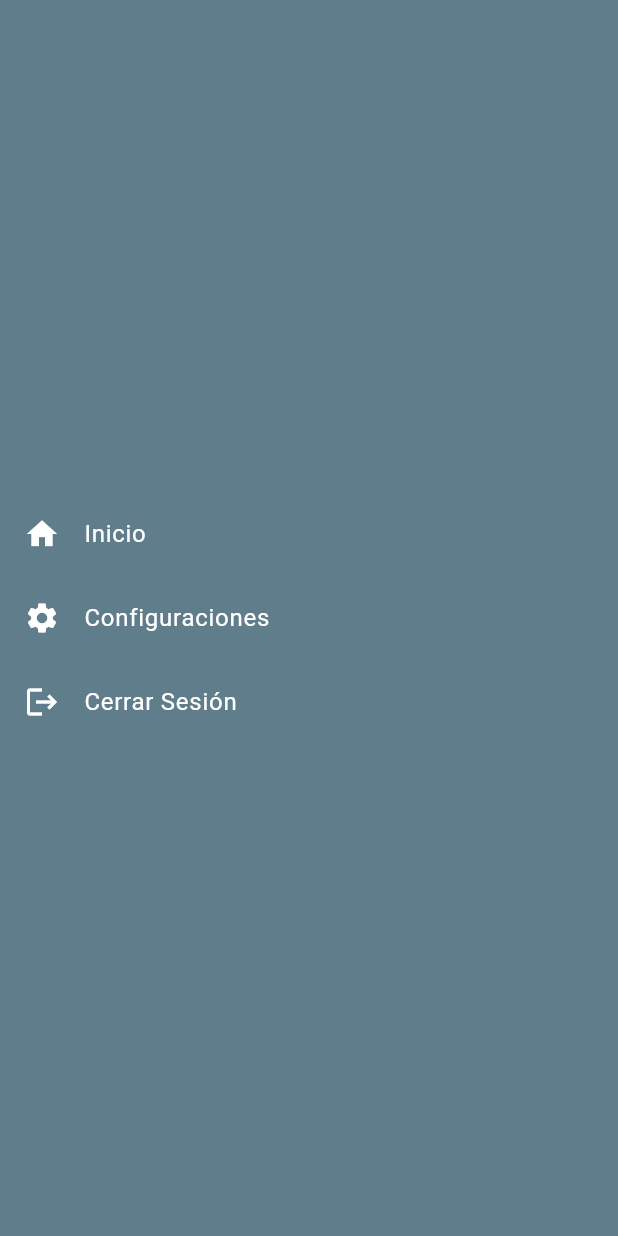
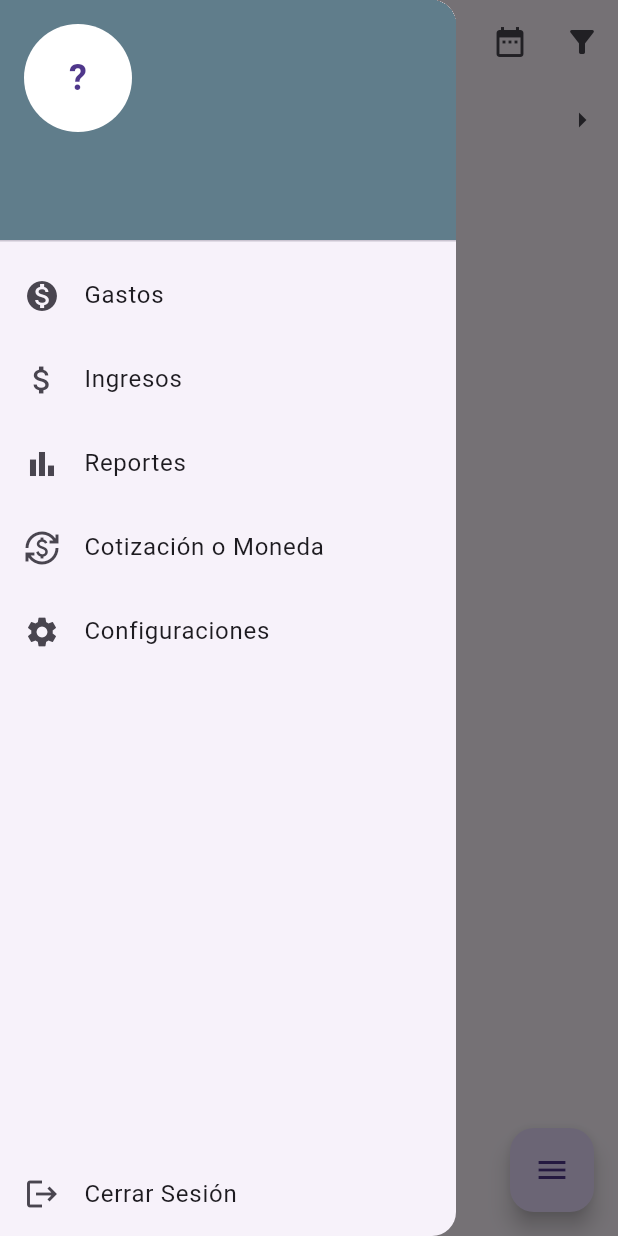
Before and after one commit to pinedamg/walletar_lite, a Flutter app: the HomeScreen screen opened by its route, with the side drawer open, on a phone screen of 412 x 824 dp. Run offline on Flutter 3.47's test engine with Material 3 defaults, Android fonts, the phone set to English and light mode, and no system bars; drawn by our look-alikes of flutter_expandable_fab; our stand-ins replace cloud_firestore, firebase_auth, firebase_core, flutter_form_builder, flutter_riverpod, flutter_slidable and 3 more; accounts and stored records are empty; generated files the repository leaves out were written again.

Commit message:
feat: implement expandable FAB menu and refactor navigation
- Added Expandable FAB using
- Integrated actions for adding expenses, incomes, and accounts
- Created a reusable  widget
- Updated HomeScreen to include FAB and dynamic routes
- Adjusted GoRouter to handle routes for FAB actions
- Refactored SideMenu for better usability and Firebase integration

```diff
--- a/lib/features/expenses/presentation/expense_item.dart
+++ b/lib/features/expenses/presentation/expense_item.dart
@@ -1,5 +1,3 @@
-import 'dart:ffi';
-
 import 'package:flutter/material.dart';
 import 'package:flutter_slidable/flutter_slidable.dart';
 import 'package:flutter_riverpod/flutter_riverpod.dart';
--- a/lib/features/home/presentation/home_screen.dart
+++ b/lib/features/home/presentation/home_screen.dart
@@ -1,5 +1,7 @@
 import 'package:flutter/material.dart';
+import 'package:flutter_expandable_fab/flutter_expandable_fab.dart';
 import 'package:flutter_riverpod/flutter_riverpod.dart';
+import 'package:walletar_lite/features/home/widgets/fab_menu.dart';
 import 'package:walletar_lite/features/home/widgets/home_header.dart';
 import 'package:walletar_lite/features/expenses/presentation/expense_list.dart';
 import 'package:walletar_lite/features/side_menu/presentation/side_menu.dart';
@@ -55,10 +57,8 @@
           ),
         ],
       ),
-      floatingActionButton: FloatingActionButton(
-        onPressed: () => context.go('/add-expense'),
-        child: const Icon(Icons.add),
-      ),
+      floatingActionButtonLocation: ExpandableFab.location,
+      floatingActionButton: const FabMenu(),
     );
   }
 }
--- /dev/null
+++ b/lib/features/home/widgets/fab_menu.dart
@@ -0,0 +1,44 @@
+import 'package:flutter/material.dart';
+import 'package:flutter_expandable_fab/flutter_expandable_fab.dart';
+import 'package:go_router/go_router.dart';
+
+class FabMenu extends StatelessWidget {
+  const FabMenu({Key? key}) : super(key: key);
+
+  @override
+  Widget build(BuildContext context) {
+    return ExpandableFab(
+      type: ExpandableFabType.up, // Expande hacia arriba
+      distance: 70.0, // Espaciado entre los botones
+      children: [
+        // Botón para agregar un gasto
+        FloatingActionButton.small(
+          heroTag: 'add-expense',
+          onPressed: () {
+            context.go('/add-expense');
+          },
+          child: const Icon(Icons.monetization_on),
+          tooltip: 'Agregar Gasto',
+        ),
+        // Botón para agregar un ingreso
+        FloatingActionButton.small(
+          heroTag: 'add-income',
+          onPressed: () {
+            context.go('/add-income'); // Ruta para agregar ingresos
+          },
+          child: const Icon(Icons.attach_money),
+          tooltip: 'Agregar Ingreso',
+        ),
+        // Botón para agregar una cuenta
+        FloatingActionButton.small(
+          heroTag: 'add-account',
+          onPressed: () {
+            context.go('/add-account'); // Ruta para agregar cuentas
+          },
+          child: const Icon(Icons.account_balance),
+          tooltip: 'Agregar Cuenta',
+        ),
+      ],
+    );
+  }
+}
--- a/lib/features/side_menu/presentation/side_menu.dart
+++ b/lib/features/side_menu/presentation/side_menu.dart
@@ -1,33 +1,89 @@
 import 'package:flutter/material.dart';
+import 'package:flutter_riverpod/flutter_riverpod.dart';
+import 'package:walletar_lite/features/auth/auth_providers.dart';
+import 'package:go_router/go_router.dart';
 
-class SideMenu extends StatelessWidget {
-  final Function(String)? onItemSelected;
-
-  const SideMenu({Key? key, this.onItemSelected}) : super(key: key);
+class SideMenu extends ConsumerWidget {
+  const SideMenu({Key? key}) : super(key: key);
 
   @override
-  Widget build(BuildContext context) {
-    return Container(
-      color: Colors.blueGrey,
+  Widget build(BuildContext context, WidgetRef ref) {
+    // Obtenemos el estado del usuario autenticado desde Firebase
+    final user = ref.watch(authStateProvider).asData?.value;
+
+    final userEmail = user?.email ?? "Usuario";
+    final userInitial = userEmail.isNotEmpty ? userEmail[0].toUpperCase() : "?";
+
+    return Drawer(
       child: Column(
-        mainAxisAlignment: MainAxisAlignment.center,
         children: [
+          // Encabezado del Drawer
+          UserAccountsDrawerHeader(
+            decoration: const BoxDecoration(color: Colors.blueGrey),
+            currentAccountPicture: CircleAvatar(
+              backgroundColor: Colors.white,
+              child: Text(
+                userInitial, // Inicial del usuario autenticado
+                style: const TextStyle(
+                  fontSize: 24,
+                  fontWeight: FontWeight.bold,
+                ),
+              ),
+            ),
+            accountName: Text(
+              user?.displayName ?? "Usuario Anónimo",
+              style: const TextStyle(fontSize: 18),
+            ),
+            accountEmail: Text(userEmail),
+          ),
+          // Menús del Drawer
           ListTile(
-            leading: const Icon(Icons.home, color: Colors.white),
-            title: const Text('Inicio', style: TextStyle(color: Colors.white)),
-            onTap: () => onItemSelected?.call('Inicio'),
+            leading: const Icon(Icons.monetization_on),
+            title: const Text('Gastos'),
+            onTap: () {
+              context.go('/'); // Navegar a la pantalla de gastos
+            },
           ),
           ListTile(
-            leading: const Icon(Icons.settings, color: Colors.white),
-            title: const Text('Configuraciones',
-                style: TextStyle(color: Colors.white)),
-            onTap: () => onItemSelected?.call('Configuraciones'),
+            leading: const Icon(Icons.attach_money),
+            title: const Text('Ingresos'),
+            onTap: () {
+              context.go('/incomes'); // Navegar a la pantalla de ingresos
+            },
           ),
           ListTile(
-            leading: const Icon(Icons.logout, color: Colors.white),
-            title: const Text('Cerrar Sesión',
-                style: TextStyle(color: Colors.white)),
-            onTap: () => onItemSelected?.call('Cerrar Sesión'),
+            leading: const Icon(Icons.bar_chart),
+            title: const Text('Reportes'),
+            onTap: () {
+              context.go('/reports'); // Navegar a la pantalla de reportes
+            },
+          ),
+          ListTile(
+            leading: const Icon(Icons.currency_exchange),
+            title: const Text('Cotización o Moneda'),
+            onTap: () {
+              context
+                  .go('/exchange-rate'); // Navegar a la pantalla de cotización
+            },
+          ),
+          ListTile(
+            leading: const Icon(Icons.settings),
+            title: const Text('Configuraciones'),
+            onTap: () {
+              context
+                  .go('/settings'); // Navegar a la pantalla de configuraciones
+            },
+          ),
+          const Spacer(),
+          // Cerrar Sesión
+          ListTile(
+            leading: const Icon(Icons.logout),
+            title: const Text('Cerrar Sesión'),
+            onTap: () async {
+              final authService = ref.read(authServiceProvider);
+              await authService.logout();
+              context.go('/login');
+            },
           ),
         ],
       ),
```
Also changed, not shown: firepit-log.txt (added, +13 -0 lines), lib/core/router/router.dart (+27 -4 lines).
